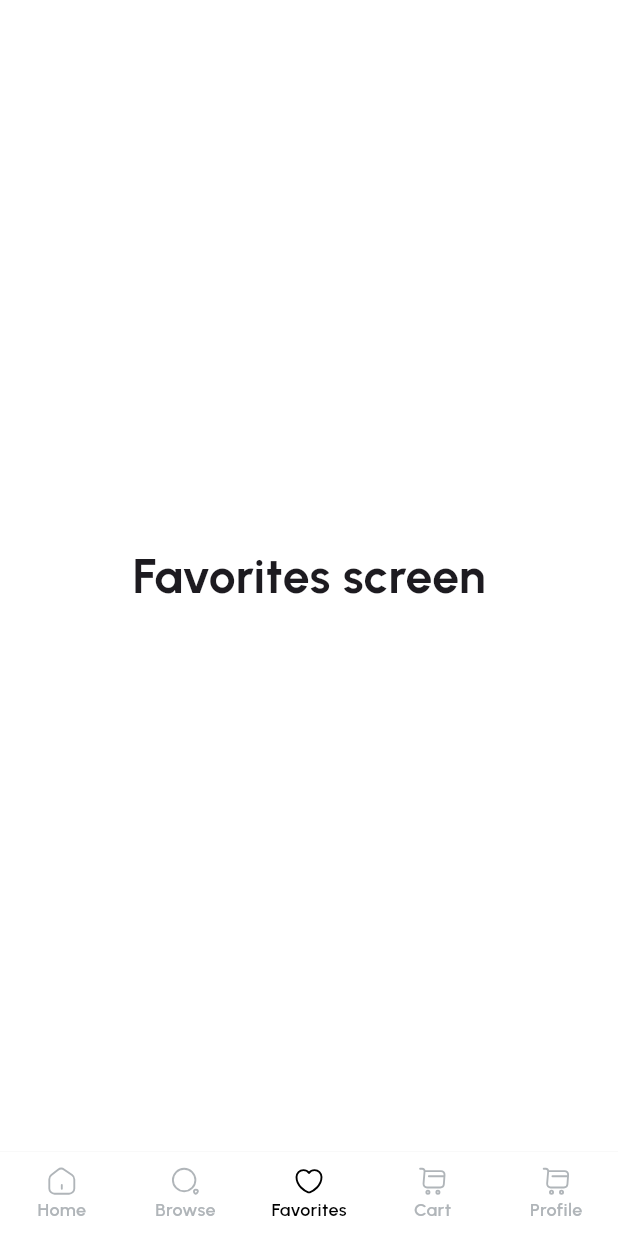
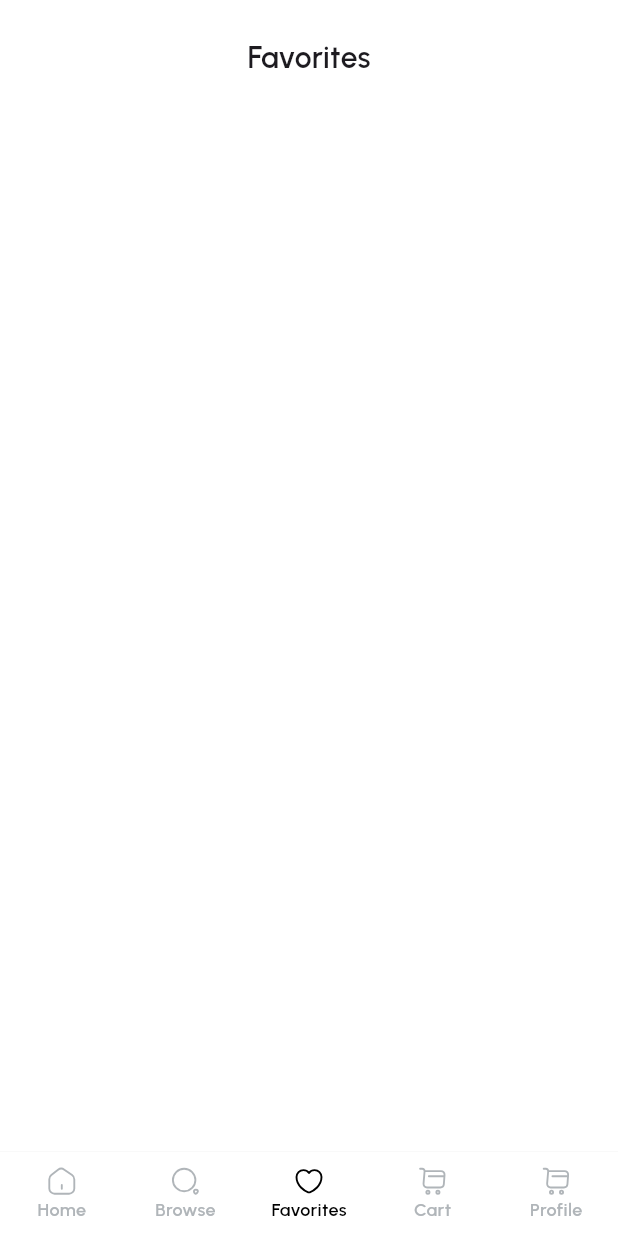
Before and after one commit to SherazAli-67/airpods-ecommerce-ui, a Flutter app: the screen it shows after launch, item 3 of the bottom bar chosen, on a phone screen of 412 x 824 dp. Run offline on Flutter 3.47's test engine with Material 3 defaults, Android fonts, the phone set to English and light mode, and no system bars; our stand-ins replace flutter_svg, go_router.

Commit message:
Air pods app development
Favorites UI completed

```diff
--- a/lib/core/app_data.dart
+++ b/lib/core/app_data.dart
@@ -17,11 +17,11 @@ class AppData {
   ];
 
   static List<ProductModel> get browsingProducts => [
-    ProductModel(id: '1',productImg: AppIcons.airPods, title: 'AirPods Pro', modelName: 'Model: AirPods Pro, White', price: 99.9),
-    ProductModel(id: '2',productImg: AppIcons.earPhones, title: 'Earphones', modelName: 'Model: Earphones, White', price: 49.9),
-    ProductModel(id: '3', productImg: AppIcons.headphonesBlue, title: 'SONY Premium Wireless Headphones', modelName: 'Model: WH-1000XM4, Blue', price: 349.99),
-    ProductModel(id: '4',productImg: AppIcons.headphonesGreen, title: 'SONY Premium Wireless Headphones', modelName: 'Model: WH-1000XM4, Green', price: 349.99),
-    ProductModel(id: '5',productImg: AppIcons.speaker, title: 'Speaker', modelName: 'Model: WH-1000XM4, Blue', price: 99.99),
-    ProductModel(id: '6',productImg: AppIcons.airPodsMax, title: 'Apple AirPods Max', modelName: 'Model: Apple AirPods Max', price: 99.99),
+    ProductModel(id: '7',productImg: AppIcons.airPods, title: 'AirPods Pro', modelName: 'Model: AirPods Pro, White', price: 99.9),
+    ProductModel(id: '8',productImg: AppIcons.earPhones, title: 'Earphones', modelName: 'Model: Earphones, White', price: 49.9),
+    ProductModel(id: '9', productImg: AppIcons.headphonesBlue, title: 'SONY Premium Wireless Headphones', modelName: 'Model: WH-1000XM4, Blue', price: 349.99),
+    ProductModel(id: '10',productImg: AppIcons.headphonesGreen, title: 'SONY Premium Wireless Headphones', modelName: 'Model: WH-1000XM4, Green', price: 349.99),
+    ProductModel(id: '11',productImg: AppIcons.speaker, title: 'Speaker', modelName: 'Model: WH-1000XM4, Blue', price: 99.99),
+    ProductModel(id: '12',productImg: AppIcons.airPodsMax, title: 'Apple AirPods Max', modelName: 'Model: Apple AirPods Max', price: 99.99),
   ];
 }
--- a/lib/presentation/screens/favorites_screen.dart
+++ b/lib/presentation/screens/favorites_screen.dart
@@ -1,11 +1,33 @@
 import 'package:airpods_app/core/app_textstyles.dart';
+import 'package:airpods_app/presentation/widgets/favorite_product_item_widget.dart';
+import 'package:airpods_app/providers/favorites_provider.dart';
 import 'package:flutter/cupertino.dart';
+import 'package:provider/provider.dart';
 
-class FavoritesScreen extends StatelessWidget{
+class FavoritesScreen extends StatelessWidget {
   const FavoritesScreen({super.key});
 
   @override
   Widget build(BuildContext context) {
-    return Center(child: Text("Favorites screen", style: AppTextStyles.headingTextStyle,),);
+    return Padding(
+      padding: .symmetric(horizontal: 16, vertical: 24),
+      child: Column(
+        spacing: 14,
+        children: [
+          Text("Favorites", style: AppTextStyles.subHeadingTextStyle),
+          Expanded(
+            child: Consumer<FavoritesProvider>(
+              builder: (context, provider, _) {
+                return ListView.separated(
+                  itemBuilder: (ctx, index) => FavoriteProductItemWidget(product: provider.favoriteProducts[index]),
+                  separatorBuilder: (ctx, index) => const SizedBox(height: 8),
+                  itemCount: provider.favoriteProducts.length,
+                );
+              }
+            ),
+          ),
+        ],
+      ),
+    );
   }
 }
--- a/lib/presentation/widgets/favorite_icon_widget.dart
+++ b/lib/presentation/widgets/favorite_icon_widget.dart
@@ -9,10 +9,12 @@ class FavoriteIconWidget extends StatelessWidget {
   const FavoriteIconWidget({
     super.key,
     required this.product,
-    this.icon
+    this.icon,
+    this.bgColor
   });
   final ProductModel product;
   final String? icon;
+  final Color? bgColor;
   @override
   Widget build(BuildContext context) {
     return  Consumer<FavoritesProvider>(builder: (ctx, provider, _){
@@ -21,7 +23,7 @@ class FavoriteIconWidget extends StatelessWidget {
         child: Container(
             decoration: BoxDecoration(
               shape: .circle,
-              color: AppColors.whiteColor,
+              color: bgColor ?? AppColors.whiteColor,
             ),
             padding: .all(8),
             child: icon != null ? SvgPicture.asset(icon!) : provider.isFavorite(product.id) ? Icon(Icons.favorite, color: Colors.black,) :  Icon(Icons.favorite_border_rounded)
--- a/lib/providers/favorites_provider.dart
+++ b/lib/providers/favorites_provider.dart
@@ -1,3 +1,5 @@
+import 'package:airpods_app/core/app_data.dart';
+import 'package:airpods_app/core/models/product_model.dart';
 import 'package:flutter/material.dart';
 
 class FavoritesProvider extends ChangeNotifier{
@@ -7,14 +9,19 @@ class FavoritesProvider extends ChangeNotifier{
     return favorites.contains(model);
   }
 
-
   void toggleFavorites({required String id}){
     if(favorites.contains(id)){
       favorites.remove(id);
     }else{
       favorites.add(id);
     }
-
     notifyListeners();
   }
+
+  List<ProductModel> get favoriteProducts {
+    List<ProductModel> favoritesProducts = AppData.products.where((item)=> favorites.contains(item.id)).toList();
+    favoritesProducts += AppData.browsingProducts.where((item)=> favorites.contains(item.id)).toList();
+
+    return favoritesProducts;
+  }
 }
```
Also changed, not shown: lib/presentation/widgets/favorite_product_item_widget.dart (added, +36 -0 lines).
